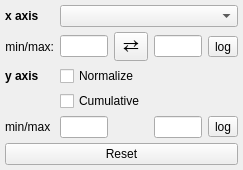
Old version of the form glue/viewers/histogram_new/qt/options_widget.ui in the repository glue-viz/glue.
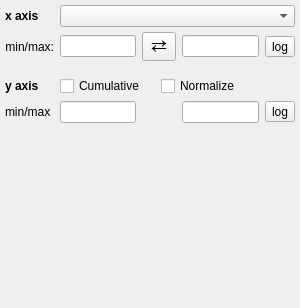
New version of the form.

Commit message: Moved log functionality to base class

Patch:
```diff
--- a/glue/viewers/histogram_new/qt/options_widget.ui
+++ b/glue/viewers/histogram_new/qt/options_widget.ui
@@ -6,8 +6,8 @@
    <rect>
     <x>0</x>
     <y>0</y>
-    <width>243</width>
-    <height>144</height>
+    <width>300</width>
+    <height>308</height>
    </rect>
   </property>
   <property name="windowTitle">
@@ -20,10 +20,10 @@
    <property name="margin">
     <number>5</number>
    </property>
-   <item row="6" column="3">
+   <item row="7" column="3">
     <widget class="QLineEdit" name="valuetext_y_min"/>
    </item>
-   <item row="6" column="6">
+   <item row="7" column="6">
     <widget class="QToolButton" name="bool_log_y">
      <property name="text">
       <string>log</string>
@@ -33,13 +33,6 @@
      </property>
     </widget>
    </item>
-   <item row="4" column="3" colspan="3">
-    <widget class="QCheckBox" name="bool_normalize">
-     <property name="text">
-      <string>Normalize</string>
-     </property>
-    </widget>
-   </item>
    <item row="1" column="2">
     <widget class="QLabel" name="label_2">
      <property name="text">
@@ -50,14 +43,23 @@
      </property>
     </widget>
    </item>
-   <item row="5" column="3" colspan="3">
-    <widget class="QCheckBox" name="bool_cumulative">
-     <property name="text">
-      <string>Cumulative</string>
+   <item row="2" column="3">
+    <spacer name="verticalSpacer_2">
+     <property name="orientation">
+      <enum>Qt::Vertical</enum>
      </property>
-    </widget>
+     <property name="sizeType">
+      <enum>QSizePolicy::Fixed</enum>
+     </property>
+     <property name="sizeHint" stdset="0">
+      <size>
+       <width>20</width>
+       <height>10</height>
+      </size>
+     </property>
+    </spacer>
    </item>
-   <item row="6" column="2">
+   <item row="7" column="2">
     <widget class="QLabel" name="label_5">
      <property name="text">
       <string>min/max</string>
@@ -67,13 +69,6 @@
    <item row="1" column="5">
     <widget class="QLineEdit" name="valuetext_x_max"/>
    </item>
-   <item row="8" column="2" colspan="5">
-    <widget class="QPushButton" name="pushButton">
-     <property name="text">
-      <string>Reset</string>
-     </property>
-    </widget>
-   </item>
    <item row="4" column="2">
     <widget class="QLabel" name="label_4">
      <property name="font">
@@ -87,6 +82,19 @@
      </property>
     </widget>
    </item>
+   <item row="8" column="3">
+    <spacer name="verticalSpacer">
+     <property name="orientation">
+      <enum>Qt::Vertical</enum>
+     </property>
+     <property name="sizeHint" stdset="0">
+      <size>
+       <width>20</width>
+       <height>40</height>
+      </size>
+     </property>
+    </spacer>
+   </item>
    <item row="1" column="6">
     <widget class="QToolButton" name="bool_log_x">
      <property name="text">
@@ -122,7 +130,7 @@
      </property>
     </widget>
    </item>
-   <item row="6" column="5">
+   <item row="7" column="5">
     <widget class="QLineEdit" name="valuetext_y_max"/>
    </item>
    <item row="0" column="2">
@@ -138,6 +146,56 @@
      </property>
     </widget>
    </item>
+   <item row="4" column="3" colspan="4">
+    <layout class="QHBoxLayout" name="horizontalLayout">
+     <property name="margin">
+      <number>0</number>
+     </property>
+     <item>
+      <widget class="QCheckBox" name="bool_cumulative">
+       <property name="text">
+        <string>Cumulative</string>
+       </property>
+      </widget>
+     </item>
+     <item>
+      <spacer name="horizontalSpacer_2">
+       <property name="orientation">
+        <enum>Qt::Horizontal</enum>
+       </property>
+       <property name="sizeType">
+        <enum>QSizePolicy::Fixed</enum>
+       </property>
+       <property name="sizeHint" stdset="0">
+        <size>
+         <width>10</width>
+         <height>20</height>
+        </size>
+       </property>
+      </spacer>
+     </item>
+     <item>
+      <widget class="QCheckBox" name="bool_normalize">
+       <property name="text">
+        <string>Normalize</string>
+       </property>
+      </widget>
+     </item>
+     <item>
+      <spacer name="horizontalSpacer">
+       <property name="orientation">
+        <enum>Qt::Horizontal</enum>
+       </property>
+       <property name="sizeHint" stdset="0">
+        <size>
+         <width>40</width>
+         <height>20</height>
+        </size>
+       </property>
+      </spacer>
+     </item>
+    </layout>
+   </item>
   </layout>
  </widget>
  <layoutdefault spacing="6" margin="11"/>
```
The commit also changes 2 other files.
